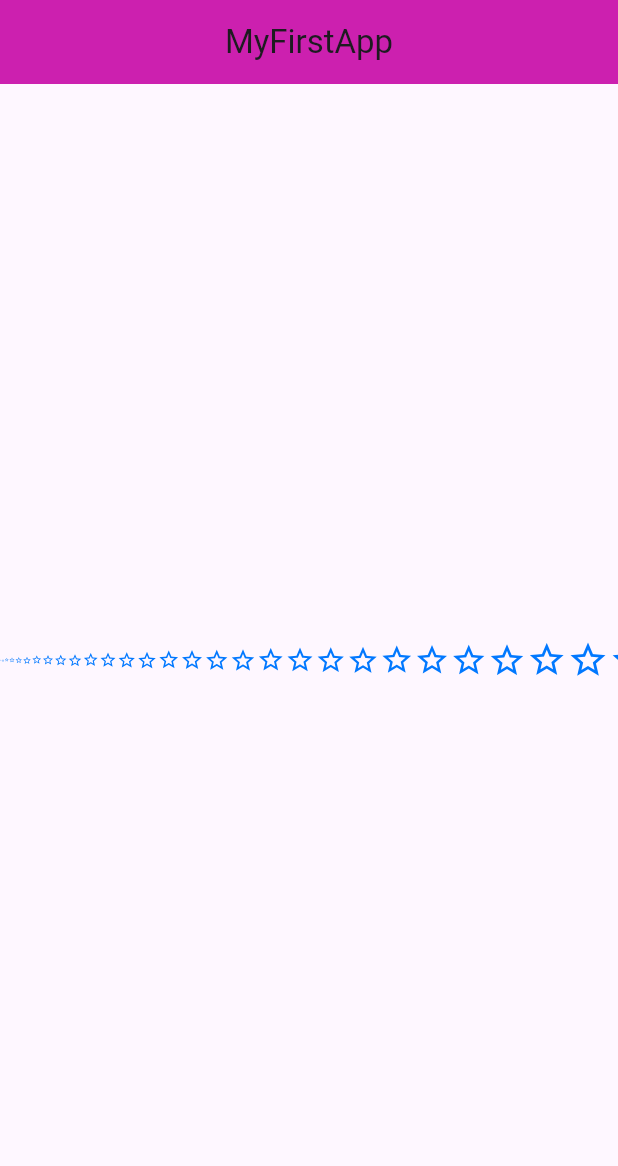
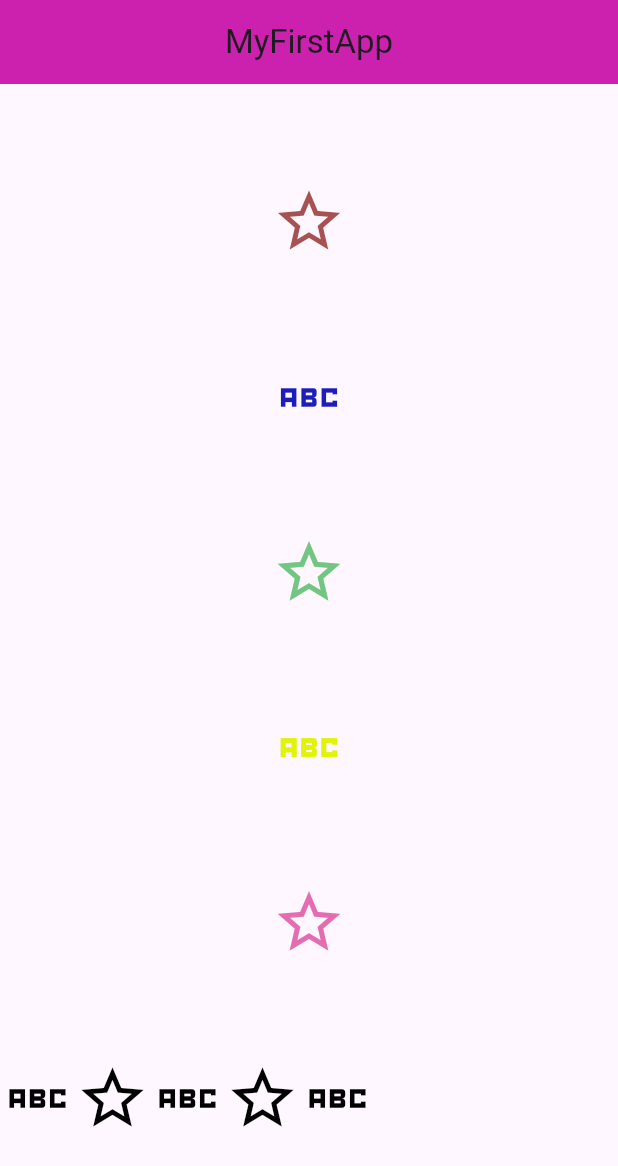
Before and after one commit to shaf1501/flutter_application_2, a Flutter app: the screen it shows after launch, on a phone screen of 412 x 824 dp. Shown: the top 1166 px of the screen. Run offline on Flutter 3.47's test engine with Material 3 defaults, Android fonts, the phone set to English and light mode, and no system bars.

```diff
--- a/lib/main.dart
+++ b/lib/main.dart
@@ -25,23 +25,69 @@ class MyApp extends StatelessWidget {
             backgroundColor: const Color.fromARGB(255, 219, 25, 177),
             elevation: 10.5,
           ),
-          body: SingleChildScrollView(
-            scrollDirection: Axis.horizontal,
-            child: Container(
-              height: double.infinity,
-              child: Row(
-                mainAxisAlignment: MainAxisAlignment.spaceAround,
-                crossAxisAlignment: CrossAxisAlignment.center,
-                children: List.generate(100,
-                (index) => Icon(Icons.star_border,
-                  size: index.toDouble(),
-                  color: const Color.fromARGB(255, 1, 120, 255),
+          body: Container(
+          height: double.infinity,
+          child: Column(
+            mainAxisAlignment: MainAxisAlignment.spaceEvenly,
+            children: [
+              Icon(
+                Icons.star_border,
+                size: 50,
+                color: const Color.fromARGB(255, 167, 81, 81),
+              ),
+              Icon(
+                Icons.abc_sharp,
+                size: 50,
+                color: const Color.fromARGB(255, 29, 29, 186),
+              ),
+              Icon(
+                Icons.star_border,
+                size: 50,
+                color: const Color.fromARGB(255, 115, 198, 130),
+              ),
+              Icon(
+                Icons.abc_sharp,
+                size: 50,
+                color: const Color.fromARGB(255, 224, 244, 7),
+              ),
+              Icon(
+                Icons.star_border,
+                size: 50,
+                color: const Color.fromARGB(255, 228, 109, 177),
+              ),
+              Row(
+                children: [
+                  Icon(
+                    Icons.abc_sharp,
+                    size: 50,
+                    color: Colors.black,
                   ),
+                  Icon(
+                    Icons.star_border,
+                    size: 50,
+                    color: Colors.black,
+                  ),
+                  Icon(
+                    Icons.abc_sharp,
+                    size: 50,
+                    color: Colors.black,
+                  ),
+                  Icon(
+                    Icons.star_border,
+                    size: 50,
+                    color: Colors.black,
+                  ),
+                  Icon(
+                    Icons.abc_sharp,
+                    size: 50,
+                    color: Colors.black,
+                  ),
+                ],
               ),
-            ),
-          )
+            ],
           ),
+        ),
       ),
     );
   }
-}//task1
+}
```
